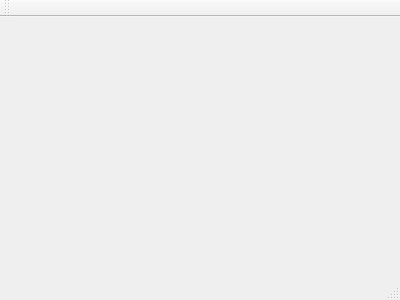
First picture: the form in fapm.ui, repository patchouli/FAPM, before the edit.
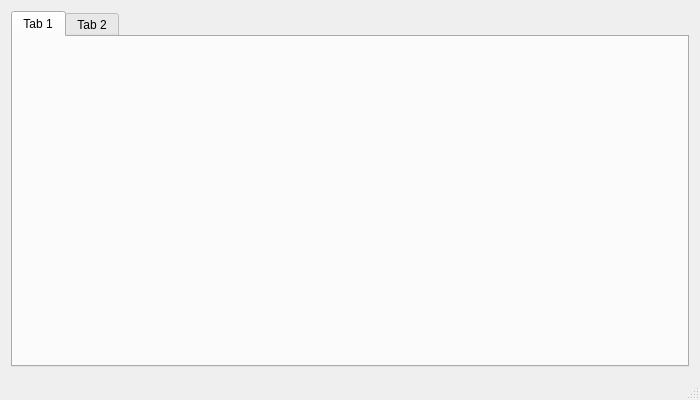
Second picture: the form after the edit.

Patch:
```diff
--- a/fapm.ui
+++ b/fapm.ui
@@ -1,24 +1,41 @@
 <ui version="4.0">
  <class>FAPM</class>
- <widget class="QMainWindow" name="FAPM" >
-  <property name="geometry" >
+ <widget class="QMainWindow" name="FAPM">
+  <property name="geometry">
    <rect>
     <x>0</x>
     <y>0</y>
-    <width>400</width>
-    <height>300</height>
+    <width>700</width>
+    <height>400</height>
    </rect>
   </property>
   <property name="windowTitle" >
    <string>FAPM</string>
   </property>
-  <widget class="QMenuBar" name="menuBar" />
-  <widget class="QToolBar" name="mainToolBar" />
-  <widget class="QWidget" name="centralWidget" />
-  <widget class="QStatusBar" name="statusBar" />
+  <property name="unifiedTitleAndToolBarOnMac">
+   <bool>false</bool>
+  </property>
+  <widget class="QWidget" name="centralWidget">
+   <layout class="QGridLayout" name="gridLayout">
+    <item row="0" column="0">
+     <widget class="QTabWidget" name="tabWidget">
+      <widget class="QWidget" name="tab">
+       <attribute name="title">
+        <string>Tab 1</string>
+       </attribute>
+      </widget>
+      <widget class="QWidget" name="tab_2">
+       <attribute name="title">
+        <string>Tab 2</string>
+       </attribute>
+      </widget>
+     </widget>
+    </item>
+   </layout>
+  </widget>
+  <widget class="QStatusBar" name="statusBar"/>
  </widget>
- <layoutDefault spacing="6" margin="11" />
- <pixmapfunction></pixmapfunction>
+ <layoutdefault spacing="6" margin="11"/>
  <resources/>
  <connections/>
 </ui>
```
Left out of the diff: 3 changed lines with no effect on the pictures.
